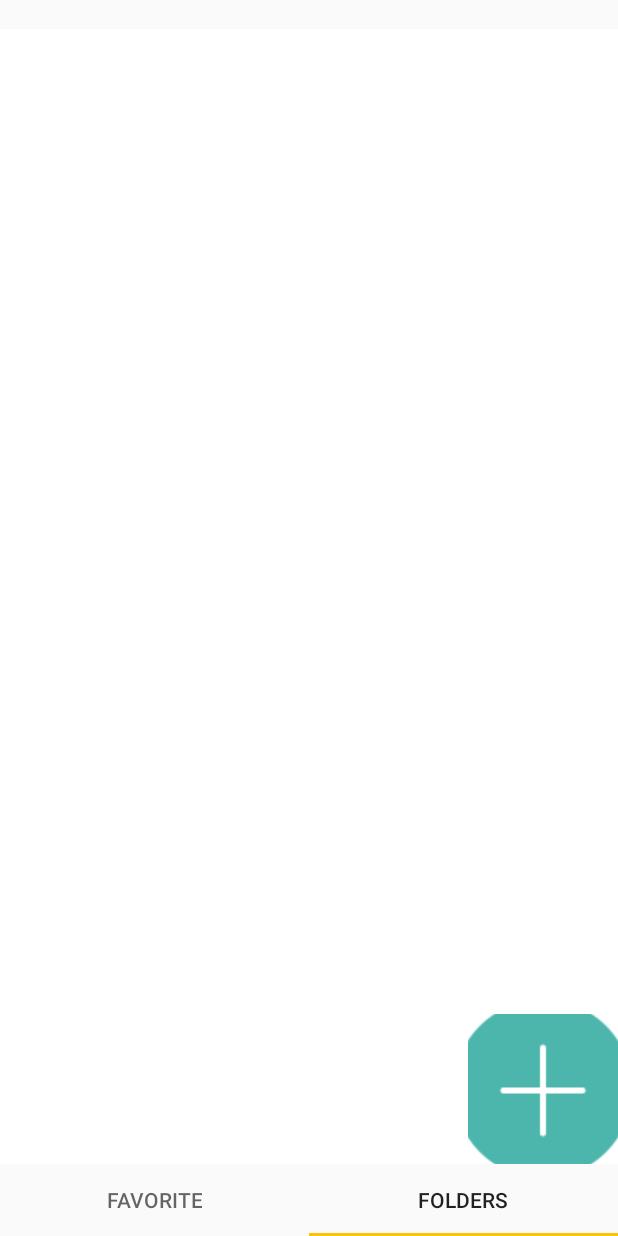
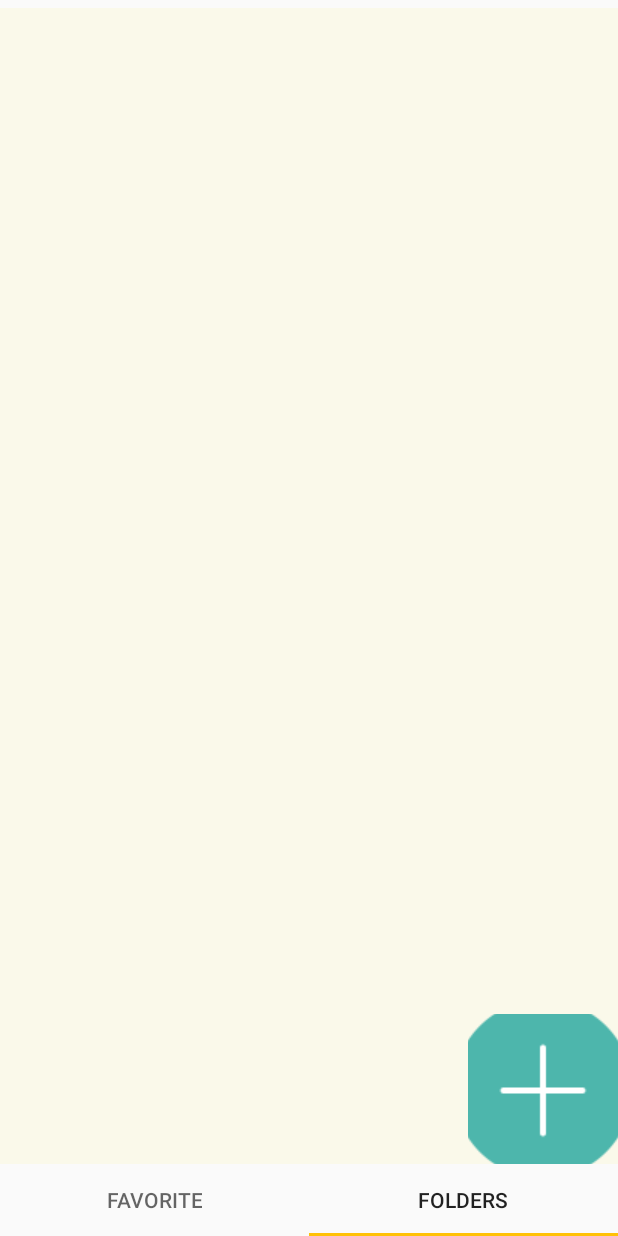
Before and after one commit to NguyenHoaiNhi/androidgroup7, an Android app: the SaveActivity screen opened directly, with no data from a screen before it, item 2 of the bottom bar chosen, on a phone screen of 412 x 824 dp. Run offline under Robolectric (Android 15) with nearby library versions, the phone set to English and light mode, and no system bars; our stand-ins replace Room's generated code; libraries missing offline, so code that uses them is left out: com.facebook.stetho.

Commit message:
update layout

```diff
--- a/nhinguyen/app/src/main/res/drawable/backgroung2.xml
+++ b/nhinguyen/app/src/main/res/drawable/backgroung2.xml
@@ -3,10 +3,10 @@
     <item>
         <shape xmlns:android="http://schemas.android.com/apk/res/android"
                android:shape="rectangle">
-            <solid android:color="#9CFFFFFF" />
+            <solid android:color="#B5FFFFFF" />
 
             <stroke
-                    android:color="#9CFFFFFF"
+                    android:color="#B5FFFFFF"
                     android:width="1dp"
             />
 
--- a/nhinguyen/app/src/main/res/layout/activity_main.xml
+++ b/nhinguyen/app/src/main/res/layout/activity_main.xml
@@ -161,7 +161,7 @@
         <ImageView
                 android:id="@+id/ivSave"
                 android:layout_width="wrap_content"
-                android:layout_height="wrap_content"
+                android:layout_height="29dp"
                 android:src="@drawable/save"
                 android:layout_marginTop="5dp"
                 android:layout_marginRight="70dp"
--- a/nhinguyen/app/src/main/res/layout/activity_save.xml
+++ b/nhinguyen/app/src/main/res/layout/activity_save.xml
@@ -4,16 +4,14 @@
               android:layout_width="match_parent"
               android:layout_height="match_parent"
               android:orientation="vertical">
-    <TextView
-            android:layout_width="match_parent"
-            android:layout_height="wrap_content"/>
 
     <android.support.v4.view.ViewPager
-            android:backgroundTint="@color/cardview_light_background"
+            android:backgroundTint="#14FFEB3B"
             android:id="@+id/viewpager"
             android:layout_width="match_parent"
             android:layout_height="0dp"
             android:layout_weight="1"
+            android:layout_marginTop="5dp"
             android:background="@android:color/white"/>
 
     <android.support.design.widget.TabLayout
```
